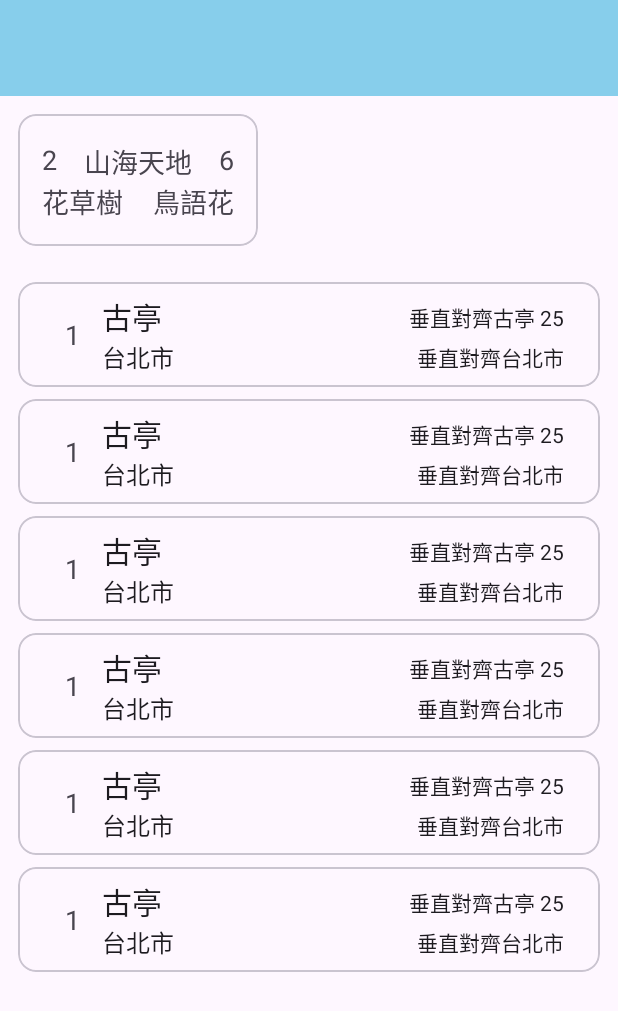
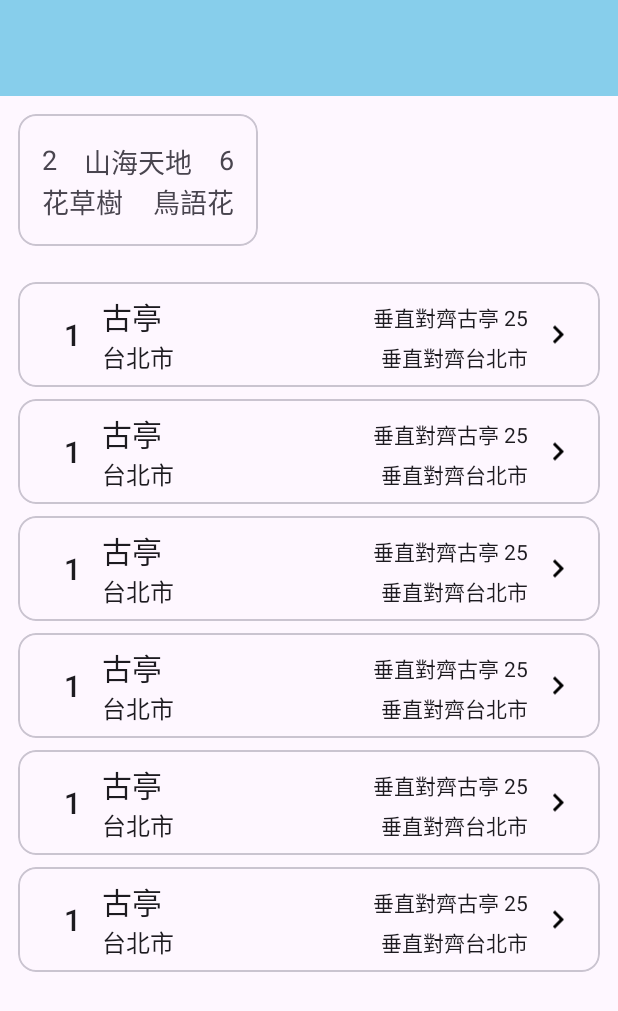
Before and after one commit to Wesely/happy-pizza, an Android app: the layout activity_main.xml on its own in the app's theme, with its tools: preview values and no code run, on a phone screen of 412 x 824 dp. Shown: the top 1011 px of the screen. Run offline under Robolectric (Android 15) with nearby library versions, the phone set to English and light mode, and no system bars.

Commit message:
add arrow to vertical items

```diff
--- /dev/null
+++ b/app/src/main/res/drawable/ic_arrow_right.xml
@@ -0,0 +1,11 @@
+<vector xmlns:android="http://schemas.android.com/apk/res/android"
+    android:width="24dp"
+    android:height="24dp"
+    android:autoMirrored="true"
+    android:tint="@color/black"
+    android:viewportWidth="24"
+    android:viewportHeight="24">
+    <path
+        android:fillColor="@android:color/white"
+        android:pathData="M8.59,16.59L13.17,12 8.59,7.41 10,6l6,6 -6,6 -1.41,-1.41z" />
+</vector>
--- a/app/src/main/res/layout/item_horizontal_air_data.xml
+++ b/app/src/main/res/layout/item_horizontal_air_data.xml
@@ -60,7 +60,7 @@
             android:layout_height="wrap_content"
             app:layout_constraintBottom_toBottomOf="parent"
             app:layout_constraintStart_toStartOf="parent"
-            app:layout_constraintTop_toTopOf="halfLine"
+            app:layout_constraintTop_toTopOf="@id/halfLine"
             tools:text="花草樹" />
 
         <TextView
--- a/app/src/main/res/layout/item_vertical_air_data.xml
+++ b/app/src/main/res/layout/item_vertical_air_data.xml
@@ -13,7 +13,7 @@
 
         <TextView
             android:id="@+id/tvSiteId"
-            style="@style/TextAppearance.AppCompat.Medium"
+            style="@style/TextAppearance.AppCompat.Title"
             android:layout_width="24dp"
             android:layout_height="wrap_content"
             android:layout_marginStart="@dimen/margin_l"
@@ -57,13 +57,12 @@
             style="@style/TextAppearance.AppCompat.Body1"
             android:layout_width="0dp"
             android:layout_height="wrap_content"
-            android:layout_marginEnd="@dimen/margin_l"
             android:ellipsize="end"
             android:gravity="end"
             android:maxLines="1"
             app:layout_constraintBottom_toBottomOf="@id/tvSiteName"
+            app:layout_constraintEnd_toStartOf="@+id/icArrow"
             app:layout_constraintTop_toTopOf="@id/tvSiteName"
-            app:layout_constraintEnd_toEndOf="parent"
             tools:text="垂直對齊古亭 25" />
 
         <TextView
@@ -71,16 +70,25 @@
             style="@style/TextAppearance.AppCompat.Body1"
             android:layout_width="0dp"
             android:layout_height="wrap_content"
-            android:layout_marginEnd="@dimen/margin_l"
             android:ellipsize="end"
+            android:gravity="end"
             android:maxLines="1"
-            android:gravity="end"
             app:layout_constraintBottom_toBottomOf="@+id/tvCounty"
-            app:layout_constraintEnd_toEndOf="parent"
+            app:layout_constraintEnd_toStartOf="@+id/icArrow"
             app:layout_constraintStart_toStartOf="@+id/horizontalHalfLine"
             app:layout_constraintTop_toTopOf="@+id/tvCounty"
             tools:text="垂直對齊台北市" />
 
+        <ImageView
+            android:id="@+id/icArrow"
+            android:layout_width="wrap_content"
+            android:layout_height="0dp"
+            android:src="@drawable/ic_arrow_right"
+            android:padding="@dimen/margin_m"
+            app:layout_constraintBottom_toBottomOf="parent"
+            app:layout_constraintEnd_toEndOf="parent"
+            app:layout_constraintTop_toTopOf="parent" />
+
     </androidx.constraintlayout.widget.ConstraintLayout>
 
 </com.google.android.material.card.MaterialCardView>
```
Also changed, not shown: app/src/main/res/drawable/ic_search.xml (added, +10 -0 lines), app/src/main/res/menu/main_menu.xml (+4 -4 lines).
